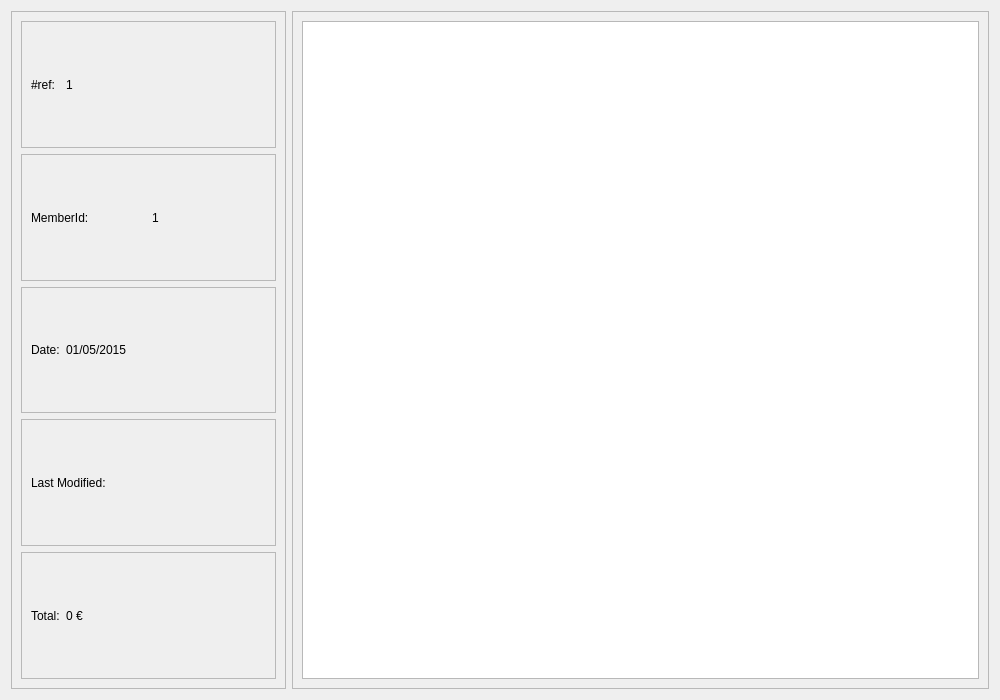
The window that penyamanager/commons/invoicedetailswidget.ui (eguzki/penyamanager) describes before a commit, drawn with Qt 5.
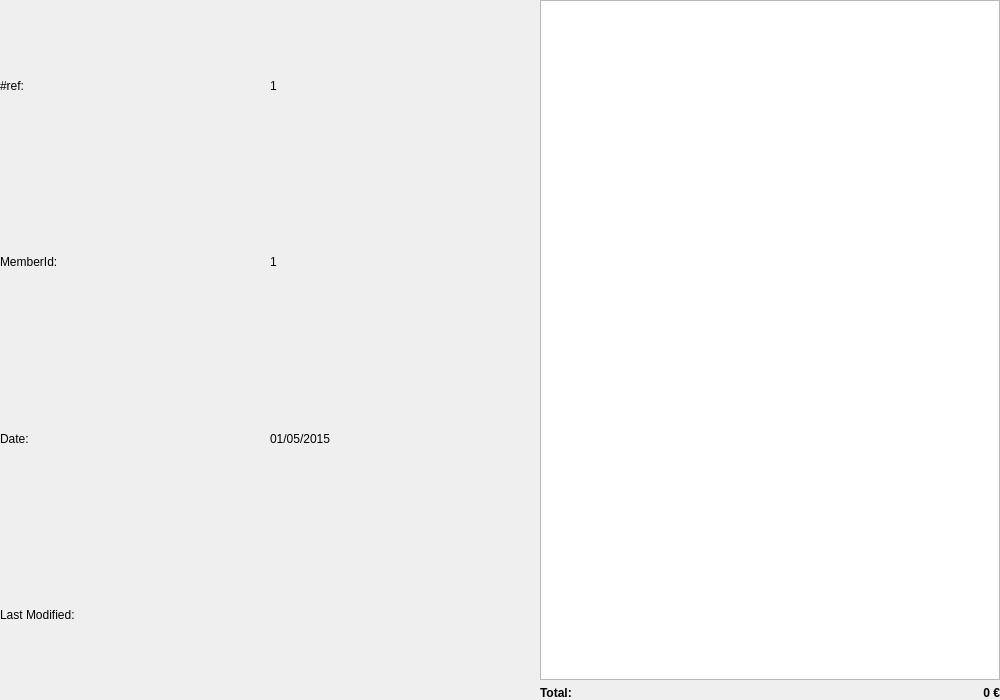
The same window after the commit.

Commit message: member groupbox tune & all window fitting

What changed in the file:
```diff
--- a/penyamanager/commons/invoicedetailswidget.ui
+++ b/penyamanager/commons/invoicedetailswidget.ui
@@ -20,27 +20,64 @@
    <string>Form</string>
   </property>
   <property name="styleSheet">
-   <string notr="true"/>
+   <string notr="true">QLabel{
+font: 18pt &quot;Calibri&quot;;
+}
+
+
+#invoiceTotalValueLabel {
+font-weight: bold;
+font: 40pt &quot;Calibri&quot;;
+}
+
+#invoiceTotalLabel {
+font-weight: bold;
+font: 40pt &quot;Calibri&quot;;
+}</string>
   </property>
   <layout class="QHBoxLayout" name="horizontalLayout">
+   <property name="leftMargin">
+    <number>0</number>
+   </property>
+   <property name="topMargin">
+    <number>0</number>
+   </property>
+   <property name="rightMargin">
+    <number>0</number>
+   </property>
+   <property name="bottomMargin">
+    <number>0</number>
+   </property>
    <item>
-    <widget class="QFrame" name="pruductListFrame">
-     <property name="frameShape">
-      <enum>QFrame::StyledPanel</enum>
-     </property>
-     <property name="frameShadow">
-      <enum>QFrame::Raised</enum>
-     </property>
+    <widget class="QWidget" name="pruductListWidget" native="true">
      <layout class="QVBoxLayout" name="verticalLayout">
+      <property name="leftMargin">
+       <number>0</number>
+      </property>
+      <property name="topMargin">
+       <number>0</number>
+      </property>
+      <property name="rightMargin">
+       <number>0</number>
+      </property>
+      <property name="bottomMargin">
+       <number>0</number>
+      </property>
       <item>
-       <widget class="QFrame" name="invoiceIdFrame">
-        <property name="frameShape">
-         <enum>QFrame::StyledPanel</enum>
-        </property>
-        <property name="frameShadow">
-         <enum>QFrame::Raised</enum>
-        </property>
+       <widget class="QWidget" name="invoiceIdWidget" native="true">
         <layout class="QHBoxLayout" name="horizontalLayout_2">
+         <property name="leftMargin">
+          <number>0</number>
+         </property>
+         <property name="topMargin">
+          <number>0</number>
+         </property>
+         <property name="rightMargin">
+          <number>0</number>
+         </property>
+         <property name="bottomMargin">
+          <number>0</number>
+         </property>
          <item>
           <widget class="QLabel" name="invoiceIdLabel">
            <property name="text">
@@ -65,14 +102,20 @@
        </widget>
       </item>
       <item>
-       <widget class="QFrame" name="memberIdFrame">
-        <property name="frameShape">
-         <enum>QFrame::StyledPanel</enum>
-        </property>
-        <property name="frameShadow">
-         <enum>QFrame::Raised</enum>
-        </property>
+       <widget class="QWidget" name="memberIdWidget" native="true">
         <layout class="QHBoxLayout" name="horizontalLayout_5">
+         <property name="leftMargin">
+          <number>0</number>
+         </property>
+         <property name="topMargin">
+          <number>0</number>
+         </property>
+         <property name="rightMargin">
+          <number>0</number>
+         </property>
+         <property name="bottomMargin">
+          <number>0</number>
+         </property>
          <item>
           <widget class="QLabel" name="memberIdLabel">
            <property name="text">
@@ -91,14 +134,20 @@
        </widget>
       </item>
       <item>
-       <widget class="QFrame" name="invoiceDateFrame">
-        <property name="frameShape">
-         <enum>QFrame::StyledPanel</enum>
-        </property>
-        <property name="frameShadow">
-         <enum>QFrame::Raised</enum>
-        </property>
+       <widget class="QWidget" name="invoiceDateWidget" native="true">
         <layout class="QHBoxLayout" name="horizontalLayout_3">
+         <property name="leftMargin">
+          <number>0</number>
+         </property>
+         <property name="topMargin">
+          <number>0</number>
+         </property>
+         <property name="rightMargin">
+          <number>0</number>
+         </property>
+         <property name="bottomMargin">
+          <number>0</number>
+         </property>
          <item>
           <widget class="QLabel" name="invoiceDateLabel">
            <property name="text">
@@ -123,14 +172,20 @@
        </widget>
       </item>
       <item>
-       <widget class="QFrame" name="invoiceLastModifFrame">
-        <property name="frameShape">
-         <enum>QFrame::StyledPanel</enum>
-        </property>
-        <property name="frameShadow">
-         <enum>QFrame::Raised</enum>
-        </property>
+       <widget class="QWidget" name="invoiceLastModifWidget" native="true">
         <layout class="QHBoxLayout" name="horizontalLayout_6">
+         <property name="leftMargin">
+          <number>0</number>
+         </property>
+         <property name="topMargin">
+          <number>0</number>
+         </property>
+         <property name="rightMargin">
+          <number>0</number>
+         </property>
+         <property name="bottomMargin">
+          <number>0</number>
+         </property>
          <item>
           <widget class="QLabel" name="invoiceLastModifLabel">
            <property name="text">
@@ -148,50 +203,30 @@
         </layout>
        </widget>
       </item>
-      <item>
-       <widget class="QFrame" name="invoiceTotalFrame">
-        <property name="frameShape">
-         <enum>QFrame::StyledPanel</enum>
-        </property>
-        <property name="frameShadow">
-         <enum>QFrame::Raised</enum>
-        </property>
-        <layout class="QHBoxLayout" name="horizontalLayout_4">
-         <item>
-          <widget class="QLabel" name="invoiceTotalLabel">
-           <property name="text">
-            <string>Total:</string>
-           </property>
-          </widget>
-         </item>
-         <item>
-          <widget class="QLabel" name="invoiceTotalValueLabel">
-           <property name="minimumSize">
-            <size>
-             <width>200</width>
-             <height>0</height>
-            </size>
-           </property>
-           <property name="text">
-            <string notr="true">0 €</string>
-           </property>
-          </widget>
-         </item>
-        </layout>
-       </widget>
-      </item>
      </layout>
     </widget>
    </item>
    <item>
-    <widget class="QFrame" name="invoiceInfoFrame">
-     <property name="frameShape">
-      <enum>QFrame::StyledPanel</enum>
-     </property>
-     <property name="frameShadow">
-      <enum>QFrame::Raised</enum>
+    <widget class="QWidget" name="invoiceInfoWidget" native="true">
+     <property name="maximumSize">
+      <size>
+       <width>460</width>
+       <height>16777215</height>
+      </size>
      </property>
      <layout class="QVBoxLayout" name="verticalLayout_2">
+      <property name="leftMargin">
+       <number>0</number>
+      </property>
+      <property name="topMargin">
+       <number>0</number>
+      </property>
+      <property name="rightMargin">
+       <number>0</number>
+      </property>
+      <property name="bottomMargin">
+       <number>0</number>
+      </property>
       <item>
        <widget class="QTableWidget" name="productTableWidget">
         <property name="editTriggers">
@@ -208,6 +243,47 @@
         </attribute>
        </widget>
       </item>
+      <item>
+       <widget class="QWidget" name="invoiceTotalWidget" native="true">
+        <layout class="QHBoxLayout" name="horizontalLayout_4">
+         <property name="leftMargin">
+          <number>0</number>
+         </property>
+         <property name="topMargin">
+          <number>0</number>
+         </property>
+         <property name="rightMargin">
+          <number>0</number>
+         </property>
+         <property name="bottomMargin">
+          <number>0</number>
+         </property>
+         <item>
+          <widget class="QLabel" name="invoiceTotalLabel">
+           <property name="text">
+            <string>Total:</string>
+           </property>
+          </widget>
+         </item>
+         <item>
+          <widget class="QLabel" name="invoiceTotalValueLabel">
+           <property name="minimumSize">
+            <size>
+             <width>200</width>
+             <height>0</height>
+            </size>
+           </property>
+           <property name="text">
+            <string notr="true">0 €</string>
+           </property>
+           <property name="alignment">
+            <set>Qt::AlignRight|Qt::AlignTrailing|Qt::AlignVCenter</set>
+           </property>
+          </widget>
+         </item>
+        </layout>
+       </widget>
+      </item>
      </layout>
     </widget>
    </item>
```
The commit also changes 16 other files.
